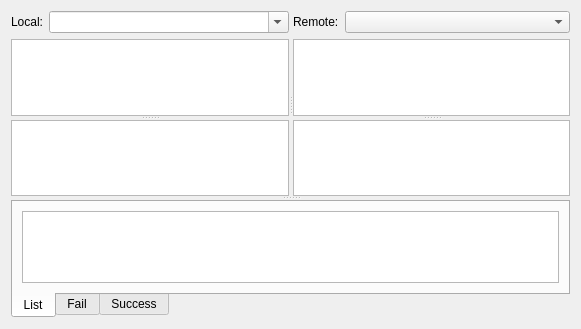
Qt form Plugins/FileTransfer/FrmFileTransfer.ui (KangLin/RabbitRemoteControl) before a commit.
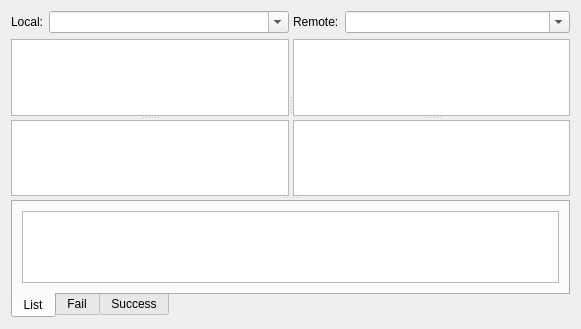
The same form after that commit. Icons and pictures are not drawn.

Diff of the .ui file:
```diff
--- a/Plugins/FileTransfer/FrmFileTransfer.ui
+++ b/Plugins/FileTransfer/FrmFileTransfer.ui
@@ -94,7 +94,7 @@
              </sizepolicy>
             </property>
             <property name="editable">
-             <bool>false</bool>
+             <bool>true</bool>
             </property>
            </widget>
           </item>
```
